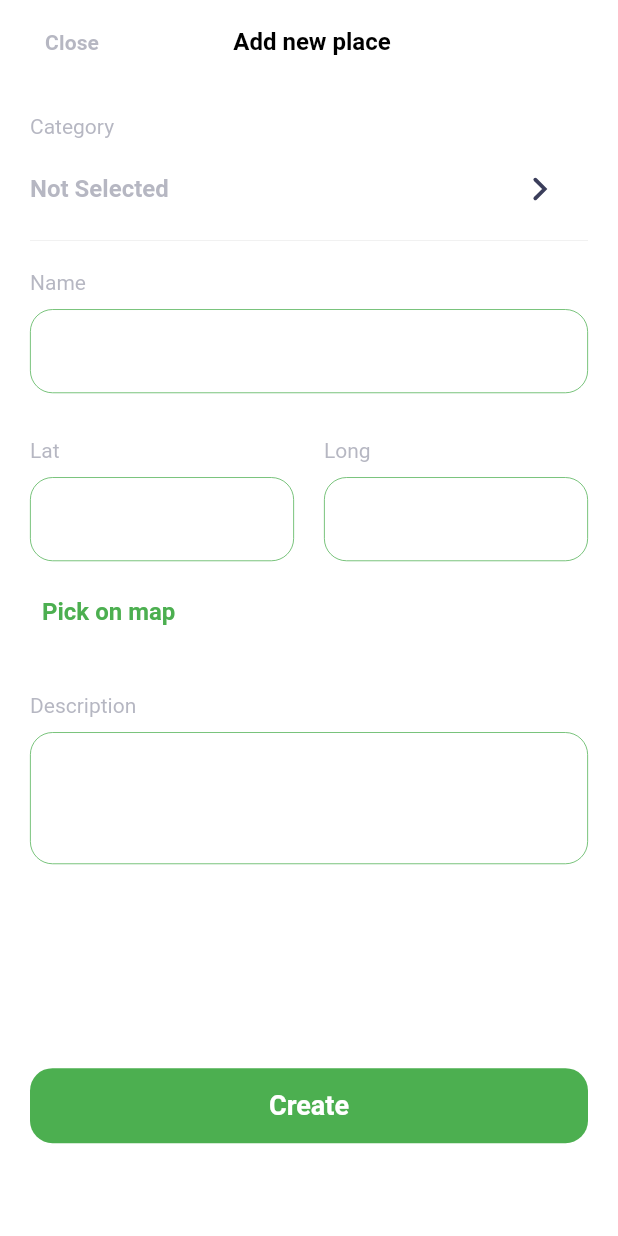
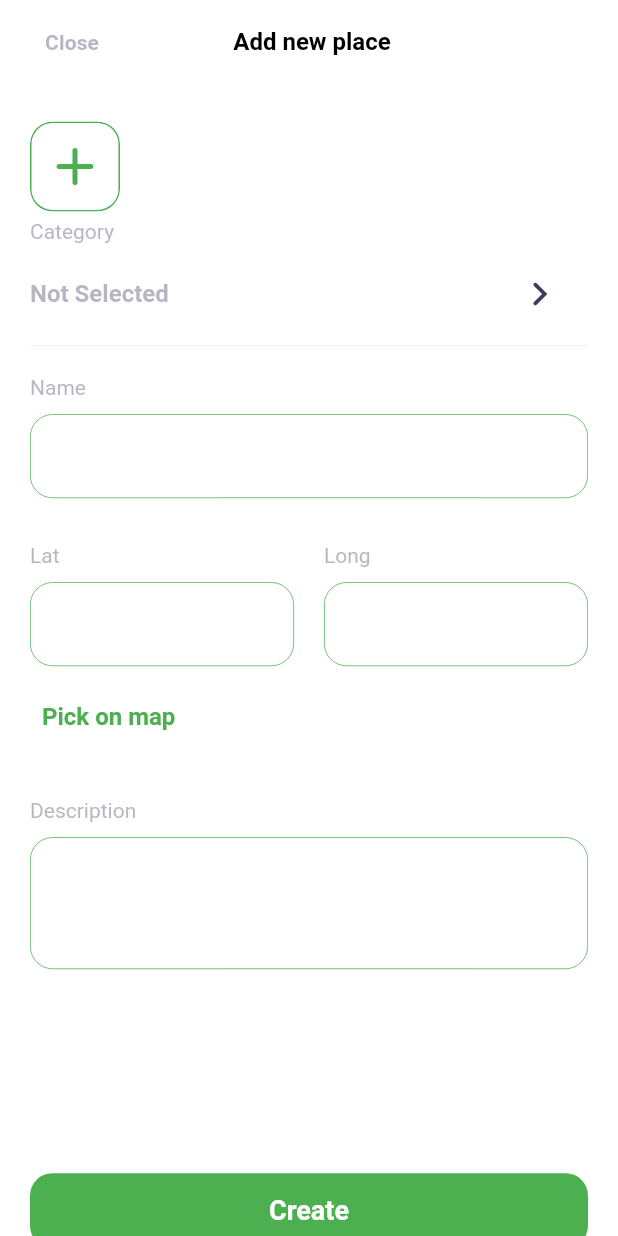
Before and after one commit to vicol13/places, a Flutter app: the AddSightScreen screen opened directly, on a phone screen of 412 x 824 dp. Run offline on Flutter 3.47's test engine with Material 2 defaults, Android fonts, the phone set to English and light mode, and no system bars; our stand-ins replace flutter_svg; missing offline and left inert: cupertino_range_slider; network calls fail.

Commit message:
surf/task 5.8 [1-2]: small refactor

```diff
--- a/lib/ui/screen/add_sight_screen.dart
+++ /dev/null
@@ -1,293 +0,0 @@
-import 'package:flutter/material.dart';
-import 'package:flutter_svg/svg.dart';
-import 'package:places/domain/sight.dart';
-import 'package:places/domain/sight_type.dart';
-import 'package:places/ui/screen/res/svgs.dart';
-import 'package:places/ui/screen/sight_categories_screen.dart';
-import 'package:places/ui/screen/widgets/text_field_with_clear_btn.dart';
-import '../../mocks.dart' as mockdata;
-
-///
-/// Screen for adding sight
-///
-class AddSightScreen extends StatefulWidget {
-  @override
-  _AddSightScreenState createState() => _AddSightScreenState();
-}
-
-class _AddSightScreenState extends State<AddSightScreen> {
-  //
-  //  !todo ask initialization in initState ?
-  //
-  TextEditingController _nameController = TextEditingController();
-  FocusNode _nameFocusNode = FocusNode();
-
-  TextEditingController _latController = TextEditingController();
-  FocusNode _latFocusNode = FocusNode();
-
-  TextEditingController _longController = TextEditingController();
-  FocusNode _longFocusNode = FocusNode();
-
-  TextEditingController _descriptionController = TextEditingController();
-  FocusNode _descriptionFocus = FocusNode();
-
-  SightType _type;
-
-  @override
-  Widget build(BuildContext context) {
-    return Scaffold(
-      ///
-      /// AppBar
-      ///
-      appBar: AppBar(
-          elevation: 0,
-          automaticallyImplyLeading: false,
-          title: Row(
-            mainAxisAlignment: MainAxisAlignment.spaceBetween,
-            children: [
-              TextButton(
-                onPressed: () {
-                  Navigator.of(context).pop();
-                },
-                child: Text(
-                  "Close",
-                  style: Theme.of(context).textTheme.subtitle2.copyWith(
-                      color: Theme.of(context).textTheme.bodyText2.color),
-                ),
-              ),
-              Text(
-                "Add new place",
-                style: Theme.of(context).textTheme.subtitle1,
-              ),
-              SizedBox(
-                width: 60,
-              )
-            ],
-          )),
-
-      body: Padding(
-        padding: EdgeInsets.only(top: 20, left: 20, right: 20),
-        child: SingleChildScrollView(
-          child: Column(
-            children: [
-              Column(crossAxisAlignment: CrossAxisAlignment.start, children: [
-                ///
-                /// Category pick
-                ///
-                Container(
-                    alignment: Alignment.centerLeft,
-                    child: Text(
-                      "Category",
-                      style: Theme.of(context).textTheme.bodyText2,
-                    )),
-                SizedBox(
-                  height: 10,
-                ),
-                Container(
-                    alignment: Alignment.centerLeft,
-                    child: Row(
-                        mainAxisAlignment: MainAxisAlignment.spaceBetween,
-                        children: [
-                          _categoryText(this._type),
-
-                          ///
-                          /// navigate btn to pick type screen
-                          ///
-                          Container(
-                              child: TextButton(
-                                  onPressed: _awaitCategory,
-                                  child: SvgPicture.asset(
-                                    RIGHT_ARROW,
-                                    color: Theme.of(context).primaryColor,
-                                    height: 30,
-                                    width: 30,
-                                  )))
-                        ])),
-                SizedBox(
-                  height: 10,
-                ),
-                Container(
-                    height: 0.1, width: double.infinity, color: Colors.grey),
-                SizedBox(
-                  height: 20,
-                ),
-
-                ///
-                /// Name input field
-                ///
-                TextInputWithClearButton(
-                  controller: _nameController,
-                  focusNode: _nameFocusNode,
-                  title: "Name",
-                  onSubmit: () {
-                    FocusScope.of(context).requestFocus(_latFocusNode);
-                  },
-                )
-              ]),
-              SizedBox(height: 30),
-              Row(children: [
-                ///
-                /// lat input field
-                ///
-                Expanded(
-                    child: TextInputWithClearButton(
-                  controller: _latController,
-                  focusNode: _latFocusNode,
-                  title: "Lat",
-                  onSubmit: () {
-                    FocusScope.of(context).requestFocus(_longFocusNode);
-                  },
-                )),
-                SizedBox(width: 20),
-
-                ///
-                /// long input field
-                ///
-                Expanded(
-                    child: TextInputWithClearButton(
-                  controller: _longController,
-                  focusNode: _longFocusNode,
-                  title: "Long",
-                  onSubmit: () {
-                    FocusScope.of(context).requestFocus(_descriptionFocus);
-                  },
-                )),
-              ]),
-              SizedBox(
-                height: 10,
-              ),
-
-              ///
-              /// pick on map button
-              ///
-              Container(
-                alignment: Alignment.centerLeft,
-                child: TextButton(
-                  style: ButtonStyle(
-                    overlayColor: MaterialStateColor.resolveWith((states) =>
-                        Theme.of(context).buttonColor.withOpacity(0.2)),
-                  ),
-                  onPressed: () {
-                    print("pick on map callback");
-                  },
-                  child: Text(
-                    "Pick on map",
-                    style: Theme.of(context)
-                        .textTheme
-                        .subtitle1
-                        .copyWith(color: Theme.of(context).buttonColor),
-                  ),
-                ),
-              ),
-              SizedBox(height: 30),
-
-              ///
-              /// description text input
-              ///
-              ConstrainedBox(
-                constraints: BoxConstraints(minHeight: 150, maxHeight: 200),
-                child: TextInputWithClearButton(
-                  controller: _descriptionController,
-                  focusNode: _descriptionFocus,
-                  title: "Description",
-                  isMultiLine: true,
-                  onSubmit: () {
-                    FocusScope.of(context).unfocus();
-                  },
-                ),
-              ),
-              SizedBox(
-                height: 50,
-              ),
-
-              ///
-              /// Create sight  button
-              ///
-              Align(
-                alignment: Alignment.bottomCenter,
-                child: MaterialButton(
-                  onPressed: _addCreatedSight,
-                  height: 50,
-                  minWidth: double.infinity,
-                  child: Row(
-                    mainAxisAlignment: MainAxisAlignment.center,
-                    children: [
-                      Text("Create",
-                          style: Theme.of(context)
-                              .textTheme
-                              .subtitle1
-                              .copyWith(color: Colors.white, fontSize: 18))
-                    ],
-                  ),
-                  color: Theme.of(context).buttonColor,
-                  shape: RoundedRectangleBorder(
-                      borderRadius: BorderRadius.circular(15.0)),
-                  elevation: 0,
-                ),
-              )
-            ],
-          ),
-        ),
-      ),
-    );
-  }
-
-  ///
-  /// display sight type if is not null
-  ///
-  Widget _categoryText(SightType type) {
-    return type == null
-        ? Text(
-            "Not Selected",
-            style: Theme.of(context)
-                .textTheme
-                .subtitle1
-                .copyWith(color: Theme.of(context).textTheme.bodyText2.color),
-          )
-        : Text(this._type.toUiString(),
-            style: Theme.of(context)
-                .textTheme
-                .subtitle1
-                .copyWith(color: Theme.of(context).primaryColor));
-  }
-
-  ///
-  ///  will display screen with categories
-  ///  and will wait until user will pick one
-  ///
-  void _awaitCategory() async {
-    final result = await Navigator.push(
-      context,
-      MaterialPageRoute(
-          builder: (context) => SightTypesScreen(
-                type: _type,
-              )),
-    );
-
-    setState(() {
-      this._type = result;
-    });
-  }
-
-  ///
-  /// should create a new sight add it list
-  /// and navigate to previous page
-  ///
-  //  todo add input validation
-  //
-  void _addCreatedSight() {
-    print('adding sight');
-    Sight sight = Sight(
-        type: _type,
-        name: _nameController.text,
-        lat: double.tryParse(_latController.text),
-        lon: double.tryParse(_longController.text),
-        details: _descriptionController.text,
-        // random photo for now
-        url: "https://source.unsplash.com/random");
-
-    mockdata.mocks.add(sight);
-
-    Navigator.of(context).pop();
-  }
-}
--- a/lib/ui/screen/add_sight_screen/widgets/add_photo_button.dart
+++ b/lib/ui/screen/add_sight_screen/widgets/add_photo_button.dart
@@ -3,7 +3,7 @@ import 'package:flutter_svg/svg.dart';
 import 'package:places/ui/screen/res/svgs.dart';
 
 ///
-///
+/// button for adding photos whene adding a sight
 ///
 class AddPhotoButton extends StatelessWidget {
   final VoidCallback onTap;
@@ -14,14 +14,15 @@ class AddPhotoButton extends StatelessWidget {
     return ClipRRect(
       borderRadius: BorderRadius.circular(15),
       child: Material(
+        type: MaterialType.transparency,
         child: InkWell(
           onTap: onTap,
           child: Container(
             height: 60,
             width: 60,
-            // color: Colors.red,
             alignment: Alignment.center,
             decoration: BoxDecoration(
+                color: Theme.of(context).backgroundColor,
                 borderRadius: BorderRadius.circular(15),
                 border: Border.all(color: Theme.of(context).buttonColor)),
             child: SvgPicture.asset(
--- /dev/null
+++ b/lib/ui/screen/add_sight_screen/widgets/picked_image_list.dart
@@ -0,0 +1,91 @@
+import 'dart:math';
+import 'package:flutter/material.dart';
+import 'package:places/ui/screen/add_sight_screen/widgets/picked_image_card.dart';
+import 'add_photo_button.dart';
+
+///
+/// list view of photos when adding a sight
+///
+class PhotoListView extends StatefulWidget {
+  const PhotoListView({
+    Key key,
+    @required this.images,
+  }) : super(key: key);
+
+  final List<String> images;
+
+  @override
+  _PhotoListViewState createState() => _PhotoListViewState();
+}
+
+class _PhotoListViewState extends State<PhotoListView> {
+  @override
+  Widget build(BuildContext context) {
+    return Container(
+      height: 70,
+      child: SingleChildScrollView(
+        scrollDirection: Axis.horizontal,
+        child: Row(
+            // mainAxisAlignment: MainAxisAlignment.spaceBetween,
+            children: [
+              AddPhotoButton(
+                onTap: () {
+                  setState(() {
+                    if (Random().nextBool()) {
+                      widget.images.add("https://picsum.photos/300/300");
+                    } else {
+                      widget.images.add("https://source.unsplash.com/random");
+                    }
+                  });
+                  print(widget.images);
+                },
+              ),
+              for (int i = 0; i <= widget.images.length - 1; i++)
+                DragTarget<int>(
+                  builder: (_1, _2, _3) {
+                    return Draggable<int>(
+                      data: i,
+                      childWhenDragging: Container(
+                        height: 60,
+                        width: 70,
+                        color: Colors.transparent,
+                      ),
+                      child: PickedImageCard(
+                        imageurl: widget.images[i],
+                        key: ValueKey(i),
+                        onDismissed: () {
+                          setState(() {
+                            widget.images.removeAt(i);
+                          });
+                        },
+                      ),
+                      feedback: PickedImageCard(
+                        imageurl: widget.images[i],
+                        key: ValueKey(i),
+                        onDismissed: () {
+                          setState(() {
+                            widget.images.removeAt(i);
+                          });
+                        },
+                      ),
+                    );
+                  },
+                  onWillAccept: (int position) {
+                    if (position == i) {
+                      return false;
+                    }
+                    return true;
+                  },
+                  onAccept: (data) {
+                    setState(() {
+                      var tmp = widget.images[i];
+                      widget.images[i] = widget.images[data];
+                      widget.images[data] = tmp;
+                    });
+                  },
+                ),
+            ]),
+      ),
+    );
+  }
+}
```
Also changed, not shown: lib/ui/screen/add_sight_screen/add_sight_screen.dart (+5 -43 lines), lib/ui/screen/add_sight_screen/widgets/picked_image_card.dart (+5 -4 lines).
